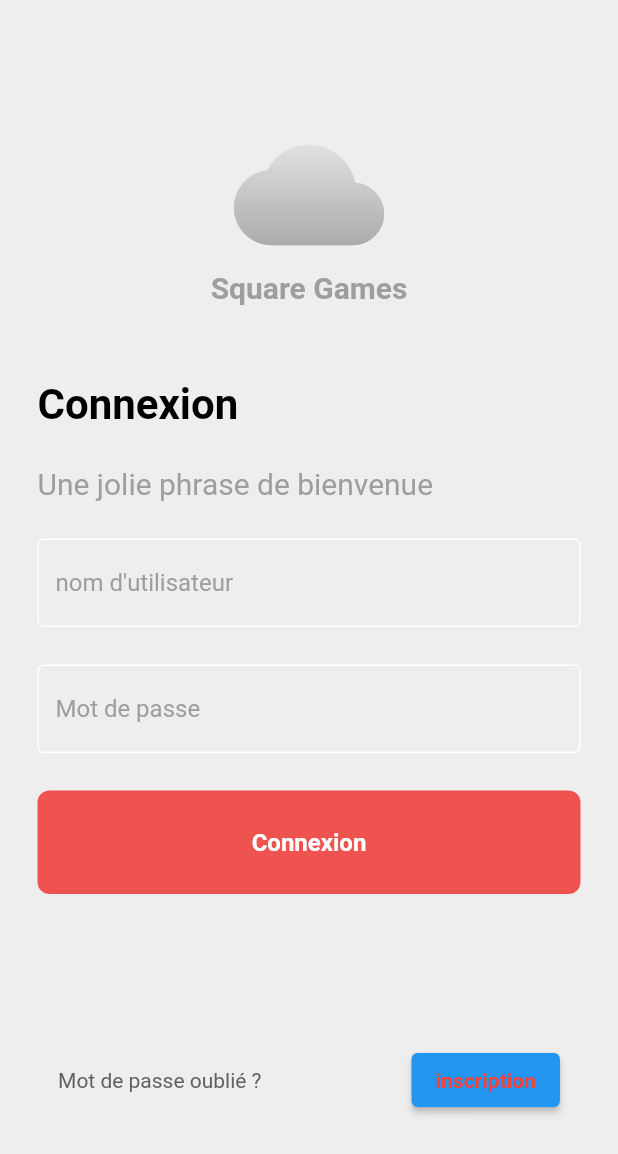
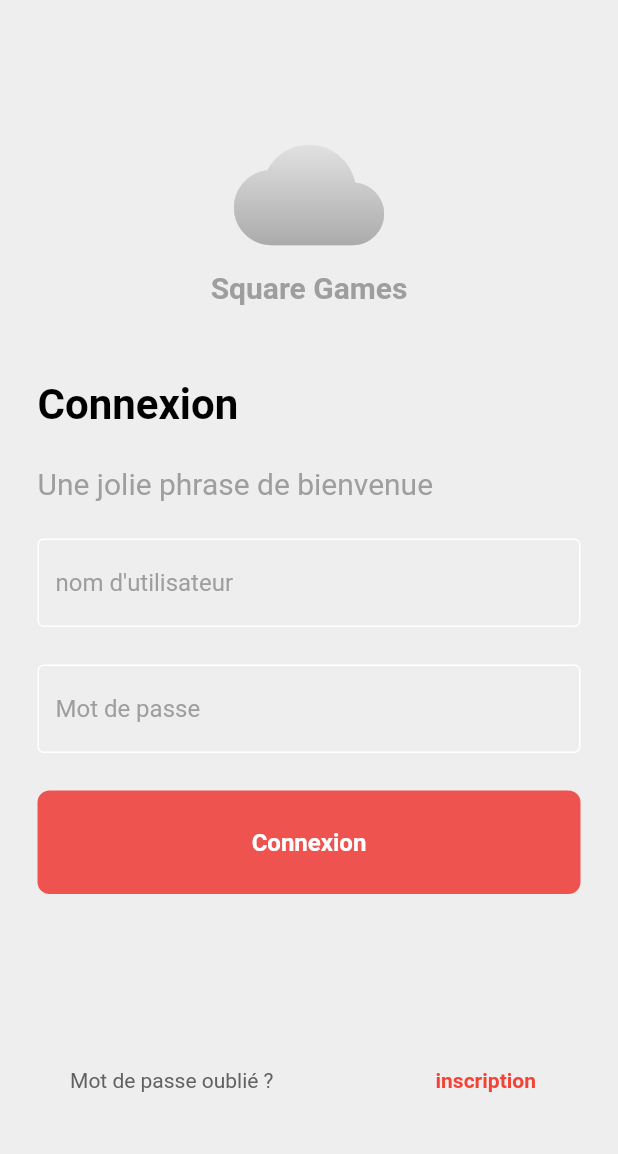
Before and after one commit to Anthony-Amico/squareMobil, a Flutter app: the screen it shows after launch, on a phone screen of 412 x 824 dp. Shown: the top 1154 px of the screen. Run offline on Flutter 3.47's test engine with Material 2 defaults, Android fonts, the phone set to English and light mode, and no system bars.

Commit message:
feature navigation

```diff
--- a/lib/src/login.dart
+++ b/lib/src/login.dart
@@ -3,6 +3,7 @@ import 'dart:convert';
 import 'dart:ui';
 
 import 'package:flutter/material.dart';
+import 'package:square_mobil/src/Signup.dart';
 import 'package:square_mobil/src/component/my_button.dart';
 import 'package:square_mobil/src/component/my_textfield.dart';
 import 'package:square_mobil/src/constants.dart';
@@ -22,6 +23,7 @@ import 'package:http/http.dart';
       backgroundColor: Colors.grey[200],
       body: SafeArea(
         child: Center(
+          child: SingleChildScrollView(
             child: Column(
               mainAxisAlignment: MainAxisAlignment.center,
               children:  [
@@ -114,7 +116,7 @@ import 'package:http/http.dart';
                     ),
                     const SizedBox(width: 100),
                     Container(
-                    child: ElevatedButton(
+                      child: TextButton(
                         child: const Text('inscription',
                           style: TextStyle(
                               color: Colors.red,
@@ -122,14 +124,14 @@ import 'package:http/http.dart';
                           ),
                         ),
                         onPressed: () {
-                        Navigator.pushNamed(context, '/constants');
-
+                          Navigator.push(context, MaterialPageRoute(builder: (context) => const Signup()));
                         },
                       ),
                     ),
                   ],
                 ),
               ],
+            ),
           ),
         ),
       ),
--- a/pubspec.yaml
+++ b/pubspec.yaml
@@ -35,7 +35,7 @@ dependencies:
   # The following adds the Cupertino Icons font to your application.
   # Use with the CupertinoIcons class for iOS style icons.
   cupertino_icons: ^1.0.2
-  http: any
+
 dev_dependencies:
   flutter_test:
     sdk: flutter
```
Also changed, not shown: lib/src/Signup.dart (+30 -7 lines). Lines whose indentation alone changed are shown as unchanged.
